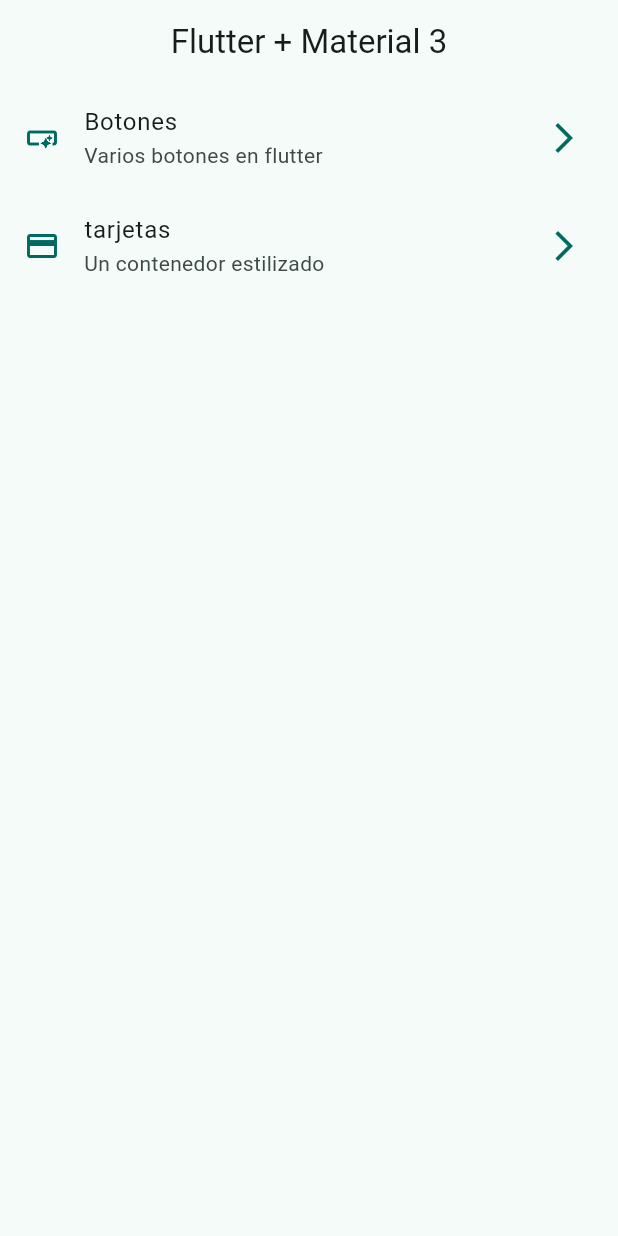
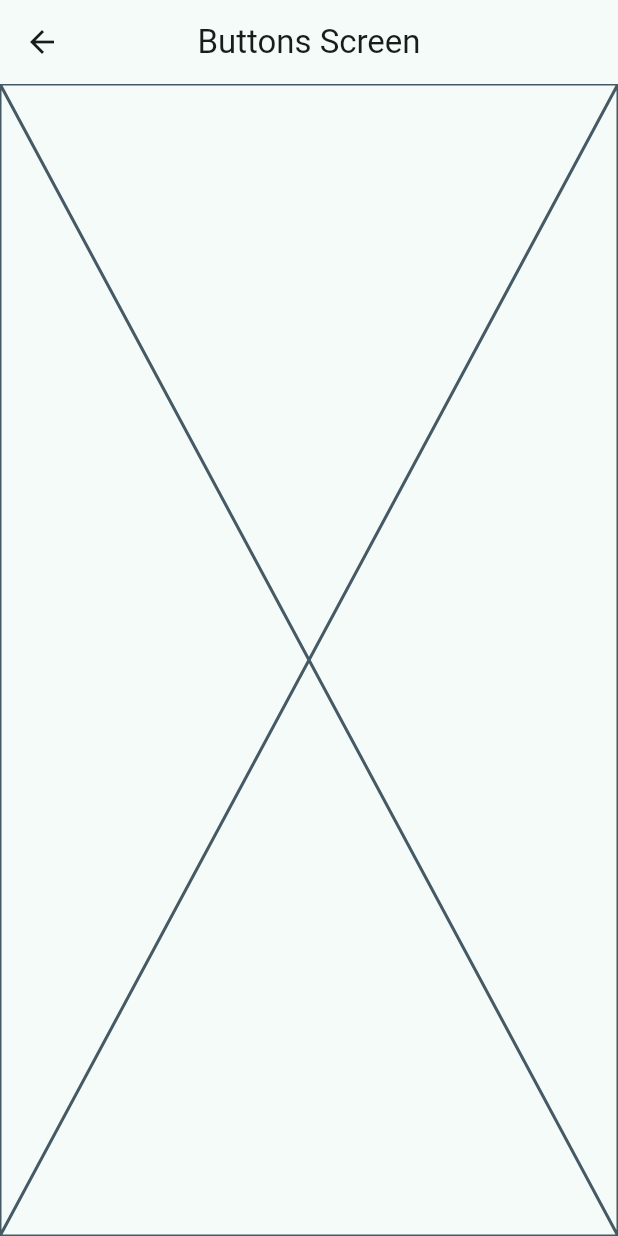
Before and after one commit to AlonsoAscencio/widgets_app, a Flutter app: the screen it shows after launch, after a tap on "Botones", on a phone screen of 412 x 824 dp. Run offline on Flutter 3.47's test engine with Material 3 defaults, Android fonts, the phone set to English and light mode, and no system bars; our stand-ins replace go_router.

Commit message:
go router config

```diff
--- a/lib/config/menu/menu_items.dart
+++ b/lib/config/menu/menu_items.dart
@@ -24,7 +24,7 @@ const appMenuItems = <MenuItem>[
   MenuItem(
       title: 'tarjetas',
       subtitle: 'Un contenedor estilizado',
-      link: '/card',
+      link: '/cards',
       icon: Icons.credit_card
       ),
 ];
--- /dev/null
+++ b/lib/config/presentation/screens/buttons/buttons_screen.dart
@@ -0,0 +1,16 @@
+import 'package:flutter/material.dart';
+
+
+class ButtonsScreen extends StatelessWidget {
+  const ButtonsScreen({super.key});
+
+  @override
+  Widget build(BuildContext context) {
+    return Scaffold(
+      appBar: AppBar(
+        title: const Text('Buttons Screen'),
+      ),
+      body: const Placeholder(),
+    );
+  }
+}
--- /dev/null
+++ b/lib/config/presentation/screens/cards/cards_screen.dart
@@ -0,0 +1,16 @@
+import 'package:flutter/material.dart';
+
+
+class CardsScreen extends StatelessWidget {
+  const CardsScreen({super.key});
+
+  @override
+  Widget build(BuildContext context) {
+    return Scaffold(
+      appBar: AppBar(
+        title: const Text('Cards Screen'),
+      ),
+      body: const Placeholder(),
+    );
+  }
+}
--- a/lib/config/presentation/screens/home/home_screen.dart
+++ b/lib/config/presentation/screens/home/home_screen.dart
@@ -1,4 +1,5 @@
 import 'package:flutter/material.dart';
+import 'package:go_router/go_router.dart';
 import 'package:widgets_app/config/menu/menu_items.dart';
 
 class HomeScreen extends StatelessWidget {
@@ -47,8 +48,9 @@ class _CustomListTitle extends StatelessWidget {
       trailing: Icon(Icons.arrow_forward_ios, color: colors.primary),
       title: Text(menuItem.title),
       subtitle: Text(menuItem.subtitle),
-      onTap: () {},
-      //TODO: navegar en otra pantalla
+      onTap: () {
+        context.push(menuItem.link);
+      },
     );
   }
 }
--- /dev/null
+++ b/lib/config/presentation/screens/screens.dart
@@ -0,0 +1,3 @@
+export 'package:widgets_app/config/presentation/screens/buttons/buttons_screen.dart';
+export 'package:widgets_app/config/presentation/screens/cards/cards_screen.dart';
+export 'package:widgets_app/config/presentation/screens/home/home_screen.dart';
--- /dev/null
+++ b/lib/config/router/app_router.dart
@@ -0,0 +1,19 @@
+import 'package:go_router/go_router.dart';
+import 'package:widgets_app/config/presentation/screens/screens.dart';
+
+final appRouter = GoRouter(
+  initialLocation: '/',
+  routes: [
+    GoRoute(
+      path: '/',
+      builder: (context, state) => const HomeScreen(),
+    ),
+    GoRoute(
+      path: '/buttons',
+      builder: (context, state) => const ButtonsScreen(),
+    ),
+    GoRoute(
+      path: '/cards',
+      builder: (context, state) => const CardsScreen(),
+    ),
+]);
--- a/lib/main.dart
+++ b/lib/main.dart
@@ -1,5 +1,5 @@
 import 'package:flutter/material.dart';
-import 'package:widgets_app/config/presentation/screens/home/home_screen.dart';
+import 'package:widgets_app/config/router/app_router.dart';
 import 'package:widgets_app/config/theme/app_theme.dart';
 
 void main() {
@@ -11,10 +11,10 @@ class MainApp extends StatelessWidget {
 
   @override
   Widget build(BuildContext context) {
-    return MaterialApp(
+    return MaterialApp.router(
+      routerConfig: appRouter,
       debugShowCheckedModeBanner: false,
       theme: AppTheme (selectedColor:1).getTheme(),
-      home:  const HomeScreen(),
     );
   }
 }
--- a/pubspec.yaml
+++ b/pubspec.yaml
@@ -9,11 +9,12 @@ environment:
 dependencies:
   flutter:
     sdk: flutter
+  go_router: ^13.2.1
 
 dev_dependencies:
+  flutter_lints: ^3.0.0
   flutter_test:
     sdk: flutter
-  flutter_lints: ^3.0.0
 
 flutter:
   uses-material-design: true
```
Also changed, not shown: pubspec.lock.
